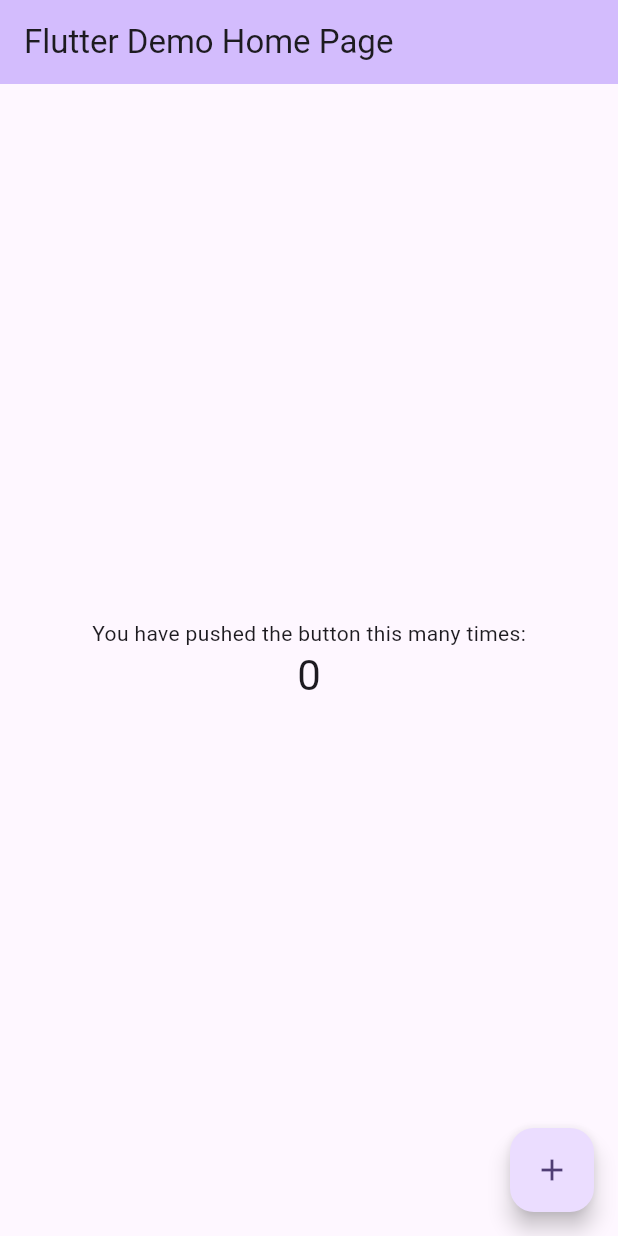
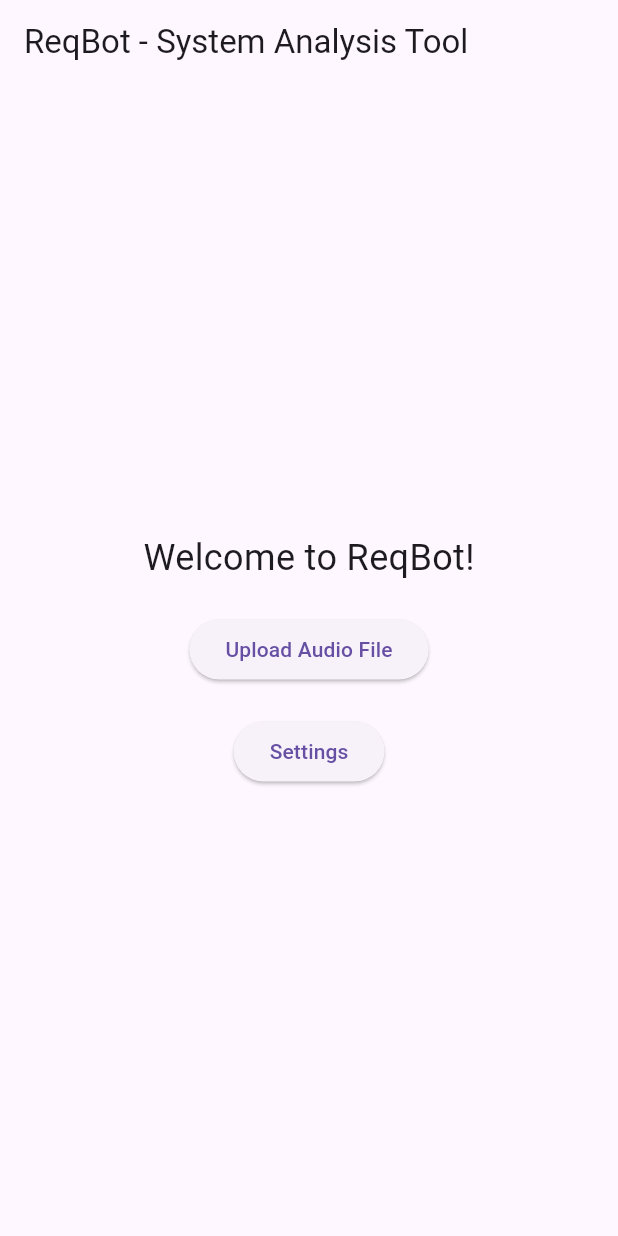
Before and after one commit to lailanabill/ReqBot, a Flutter app: the screen it shows after launch, on a phone screen of 412 x 824 dp. Run offline on Flutter 3.47's test engine with Material 3 defaults, Android fonts, the phone set to English and light mode, and no system bars.

Commit message:
added first demo for the ui/proposed flow of the screens

```diff
--- a/reqbotui/lib/main.dart
+++ b/reqbotui/lib/main.dart
@@ -1,125 +1,9 @@
 import 'package:flutter/material.dart';
+import 'package:reqbotui/screens/home_screen.dart';
 
 void main() {
-  runApp(const MyApp());
+  runApp(
+    const MaterialApp(
+    home: HomeScreen(),
+  ));
 }
-
-class MyApp extends StatelessWidget {
-  const MyApp({super.key});
-
-  // This widget is the root of your application.
-  @override
-  Widget build(BuildContext context) {
-    return MaterialApp(
-      title: 'Flutter Demo',
-      theme: ThemeData(
-        // This is the theme of your application.
-        //
-        // TRY THIS: Try running your application with "flutter run". You'll see
-        // the application has a purple toolbar. Then, without quitting the app,
-        // try changing the seedColor in the colorScheme below to Colors.green
-        // and then invoke "hot reload" (save your changes or press the "hot
-        // reload" button in a Flutter-supported IDE, or press "r" if you used
-        // the command line to start the app).
-        //
-        // Notice that the counter didn't reset back to zero; the application
-        // state is not lost during the reload. To reset the state, use hot
-        // restart instead.
-        //
-        // This works for code too, not just values: Most code changes can be
-        // tested with just a hot reload.
-        colorScheme: ColorScheme.fromSeed(seedColor: Colors.deepPurple),
-        useMaterial3: true,
-      ),
-      home: const MyHomePage(title: 'Flutter Demo Home Page'),
-    );
-  }
-}
-
-class MyHomePage extends StatefulWidget {
-  const MyHomePage({super.key, required this.title});
-
-  // This widget is the home page of your application. It is stateful, meaning
-  // that it has a State object (defined below) that contains fields that affect
-  // how it looks.
-
-  // This class is the configuration for the state. It holds the values (in this
-  // case the title) provided by the parent (in this case the App widget) and
-  // used by the build method of the State. Fields in a Widget subclass are
-  // always marked "final".
-
-  final String title;
-
-  @override
-  State<MyHomePage> createState() => _MyHomePageState();
-}
-
-class _MyHomePageState extends State<MyHomePage> {
-  int _counter = 0;
-
-  void _incrementCounter() {
-    setState(() {
-      // This call to setState tells the Flutter framework that something has
-      // changed in this State, which causes it to rerun the build method below
-      // so that the display can reflect the updated values. If we changed
-      // _counter without calling setState(), then the build method would not be
-      // called again, and so nothing would appear to happen.
-      _counter++;
-    });
-  }
-
-  @override
-  Widget build(BuildContext context) {
-    // This method is rerun every time setState is called, for instance as done
-    // by the _incrementCounter method above.
-    //
-    // The Flutter framework has been optimized to make rerunning build methods
-    // fast, so that you can just rebuild anything that needs updating rather
-    // than having to individually change instances of widgets.
-    return Scaffold(
-      appBar: AppBar(
-        // TRY THIS: Try changing the color here to a specific color (to
-        // Colors.amber, perhaps?) and trigger a hot reload to see the AppBar
-        // change color while the other colors stay the same.
-        backgroundColor: Theme.of(context).colorScheme.inversePrimary,
-        // Here we take the value from the MyHomePage object that was created by
-        // the App.build method, and use it to set our appbar title.
-        title: Text(widget.title),
-      ),
-      body: Center(
-        // Center is a layout widget. It takes a single child and positions it
-        // in the middle of the parent.
-        child: Column(
-          // Column is also a layout widget. It takes a list of children and
-          // arranges them vertically. By default, it sizes itself to fit its
-          // children horizontally, and tries to be as tall as its parent.
-          //
-          // Column has various properties to control how it sizes itself and
-          // how it positions its children. Here we use mainAxisAlignment to
-          // center the children vertically; the main axis here is the vertical
-          // axis because Columns are vertical (the cross axis would be
-          // horizontal).
-          //
-          // TRY THIS: Invoke "debug painting" (choose the "Toggle Debug Paint"
-          // action in the IDE, or press "p" in the console), to see the
-          // wireframe for each widget.
-          mainAxisAlignment: MainAxisAlignment.center,
-          children: <Widget>[
-            const Text(
-              'You have pushed the button this many times:',
-            ),
-            Text(
-              '$_counter',
-              style: Theme.of(context).textTheme.headlineMedium,
-            ),
-          ],
-        ),
-      ),
-      floatingActionButton: FloatingActionButton(
-        onPressed: _incrementCounter,
-        tooltip: 'Increment',
-        child: const Icon(Icons.add),
-      ), // This trailing comma makes auto-formatting nicer for build methods.
-    );
-  }
-}
--- /dev/null
+++ b/reqbotui/lib/screens/home_screen.dart
@@ -0,0 +1,44 @@
+import 'package:flutter/material.dart';
+import 'package:reqbotui/screens/processing_screen.dart';
+import 'package:reqbotui/screens/settings_screen.dart';
+
+class HomeScreen extends StatelessWidget {
+  const HomeScreen({super.key});
+
+  @override
+  Widget build(BuildContext context) {
+    return Scaffold(
+      appBar: AppBar(
+        title: Text('ReqBot - System Analysis Tool'),
+      ),
+      body: Center(
+        child: Column(
+          mainAxisAlignment: MainAxisAlignment.center,
+          children: [
+            Text('Welcome to ReqBot!', style: TextStyle(fontSize: 24)),
+            SizedBox(height: 20),
+            ElevatedButton(
+              onPressed: () {
+                Navigator.push(
+                  context,
+                  MaterialPageRoute(builder: (context) => ProcessingScreen()),
+                );
+              },
+              child: Text('Upload Audio File'),
+            ),
+            SizedBox(height: 20),
+            ElevatedButton(
+              onPressed: () {
+                Navigator.push(
+                  context,
+                  MaterialPageRoute(builder: (context) => SettingsScreen()),
+                );
+              },
+              child: Text('Settings'),
+            ),
+          ],
+        ),
+      ),
+    );
+  }
+}
--- /dev/null
+++ b/reqbotui/lib/screens/settings_screen.dart
@@ -0,0 +1,15 @@
+import 'package:flutter/material.dart';
+
+class SettingsScreen extends StatelessWidget {
+  @override
+  Widget build(BuildContext context) {
+    return Scaffold(
+      appBar: AppBar(
+        title: Text('Settings'),
+      ),
+      body: Center(
+        child: Text('Settings will be implemented here.'),
+      ),
+    );
+  }
+}
```
Also changed, not shown: reqbotui/lib/screens/processing_screen.dart (added, +39 -0 lines), reqbotui/lib/screens/results_screen.dart (added, +33 -0 lines).
